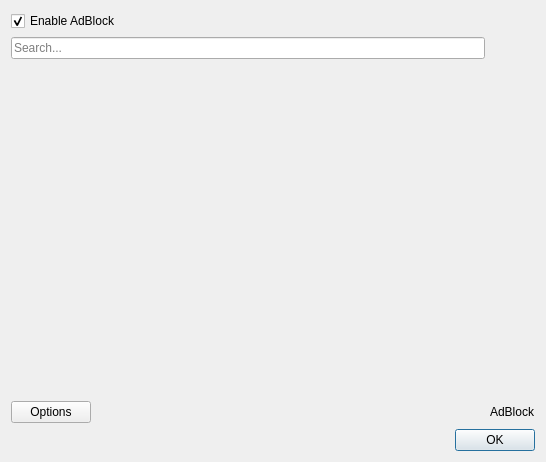
This is src/lib/adblock/adblockdialog.ui in tenrok/kclient3 as Qt 5 draws it before an edit. The edited form follows.
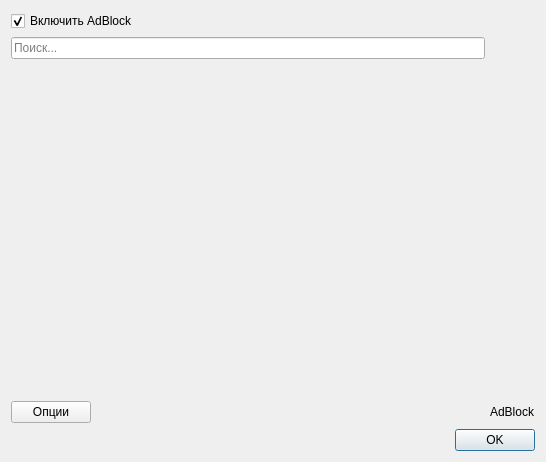
This is the edited form. Icons and pictures are not drawn.

```diff
--- a/src/lib/adblock/adblockdialog.ui
+++ b/src/lib/adblock/adblockdialog.ui
@@ -17,7 +17,7 @@
    <item>
     <widget class="QCheckBox" name="adblockCheckBox">
      <property name="text">
-      <string>Enable AdBlock</string>
+      <string>Включить AdBlock</string>
      </property>
      <property name="checked">
       <bool>true</bool>
@@ -29,7 +29,7 @@
      <item>
       <widget class="QLineEdit" name="search">
        <property name="placeholderText">
-        <string>Search...</string>
+        <string>Поиск...</string>
        </property>
       </widget>
      </item>
@@ -74,7 +74,7 @@
         <item>
          <widget class="QPushButton" name="buttonOptions">
           <property name="text">
-           <string>Options</string>
+           <string>Опции</string>
           </property>
           <property name="icon">
            <iconset resource="../data/icons.qrc">
```
Left out of the diff: 2 changed lines with no effect on the pictures.
